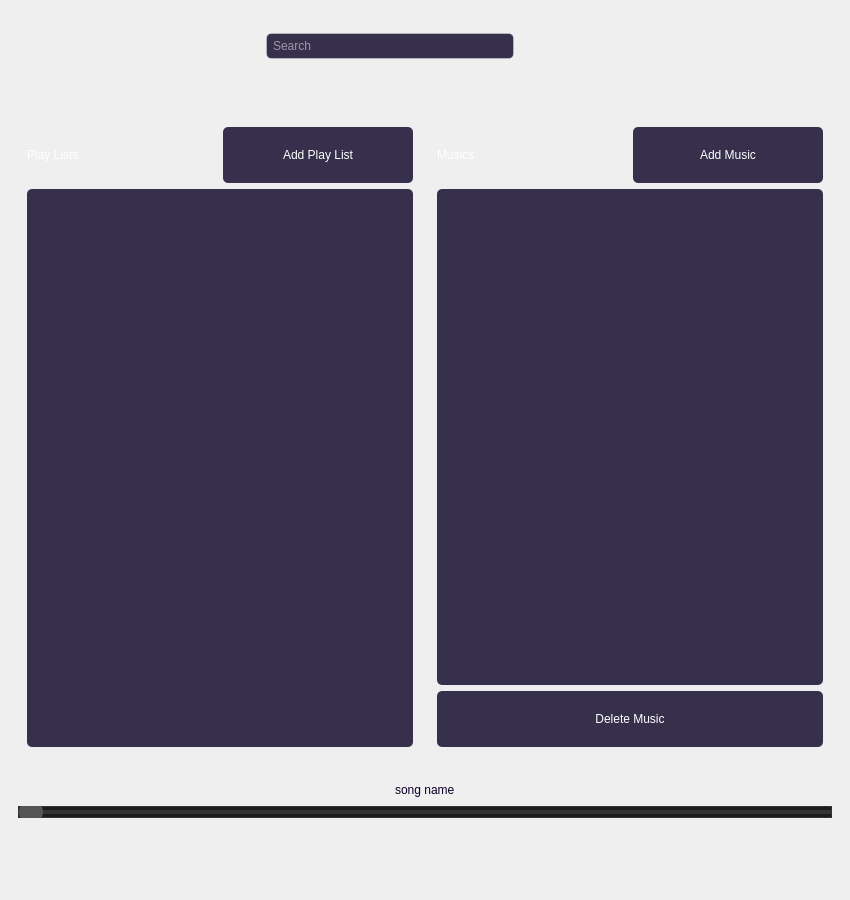
Before: the Qt Designer form MusicPlayer/MusicPlayer.ui in Amirrezach1383/MusicPlayer, drawn with Qt 5.
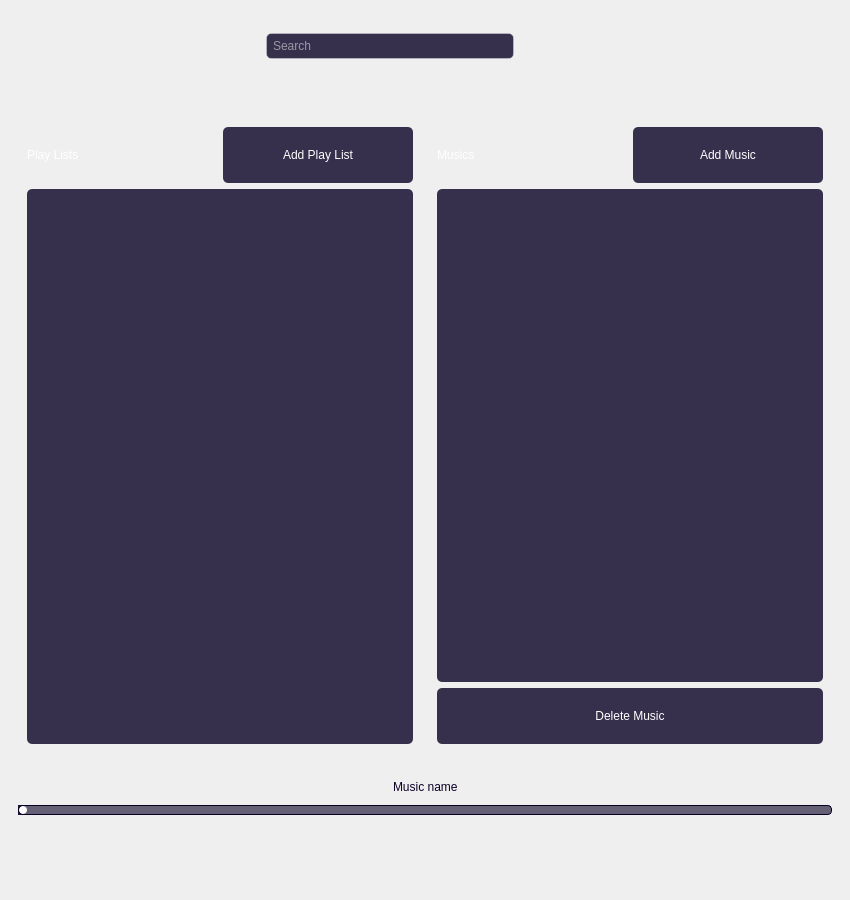
After: the same form once the commit is applied. Icons and pictures are not drawn.

Commit message: change the slider css

```diff
--- a/MusicPlayer/MusicPlayer.ui
+++ b/MusicPlayer/MusicPlayer.ui
@@ -233,7 +233,7 @@
                  <x>0</x>
                  <y>0</y>
                  <width>398</width>
-                 <height>582</height>
+                 <height>583</height>
                 </rect>
                </property>
                <property name="styleSheet">
@@ -359,7 +359,7 @@
                  <x>0</x>
                  <y>0</y>
                  <width>398</width>
-                 <height>522</height>
+                 <height>523</height>
                 </rect>
                </property>
                <property name="styleSheet">
@@ -475,7 +475,7 @@
 }</string>
            </property>
            <property name="text">
-            <string>song name</string>
+            <string>Music name</string>
            </property>
           </widget>
          </item>
@@ -497,35 +497,24 @@
        <item>
         <widget class="QSlider" name="horizontalSlider">
          <property name="styleSheet">
-          <string notr="true">QSlider {
-    background: #1C1C1C;
-    border: 1px solid #333;
-    height: 10px;
+          <string notr="true">QSlider::groove:horizontal {
+    border: 1px solid #080023;
+    background: rgba(8, 0, 35, 0.6);
+    height: 8px;
+    border-radius: 4px;
 }
 
-QSlider::groove:horizontal {
-    background: #333;
-    height: 4px;
+QSlider::handle:horizontal {
+   /*background-color: rgba(3, 0, 23, 1); A slightly lighter color */
+	background-color: white;
+    width: 8 px;
+    height:8 px;
+    border-radius:4px; /* Creates a circular handle */
 }
 
-QSlider::handle {
-    background: #555; /* Dark gray handle */
-    width: 24px; /* Increased width for circular shape */
-    height: 24px; /* Height matches width for a circle */
-    margin: -10px 0; /* Centering the handle on the track */
-    border-radius: 12px; /* Rounded handle for a circle */
-}
-
-QSlider::handle:hover {
-    background: #CCCCCC; /* Light gray on hover */
-}
-
-QSlider:disabled {
-    background: #2A2A2A;
-}
-
-QSlider::handle:disabled {
-    background: #777;
+QSlider::sub-page:horizontal {
+    background: rgba(8, 0, 35, 0.9);
+    border-radius: 4px;
 }
 </string>
          </property>
```
Left out of the diff: 4 changed lines with no effect on the pictures. The commit also changes 14 other files.
